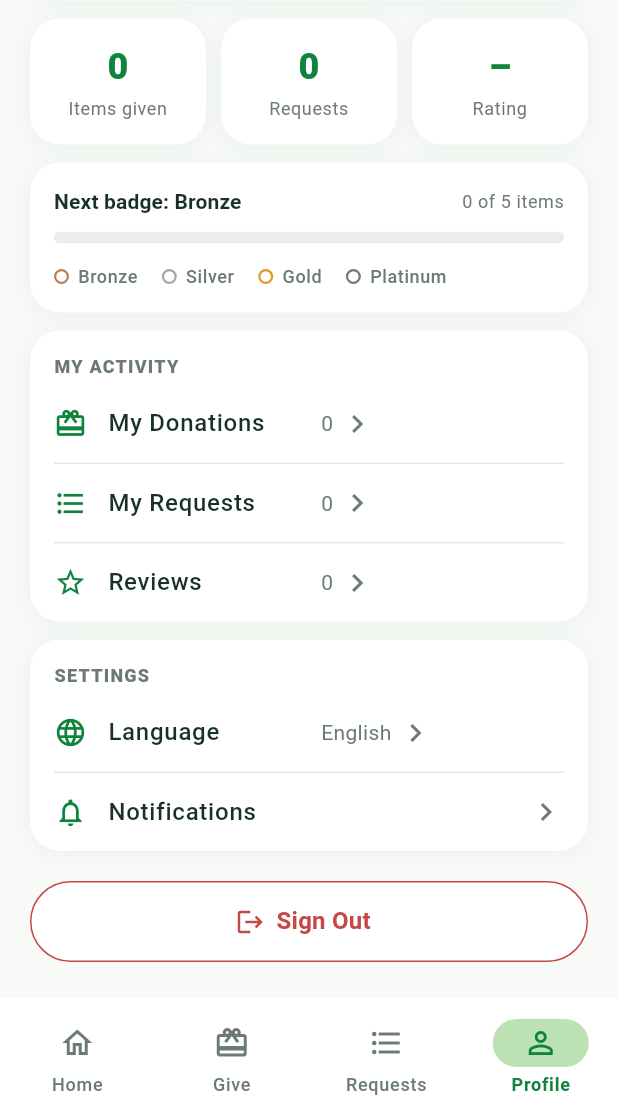
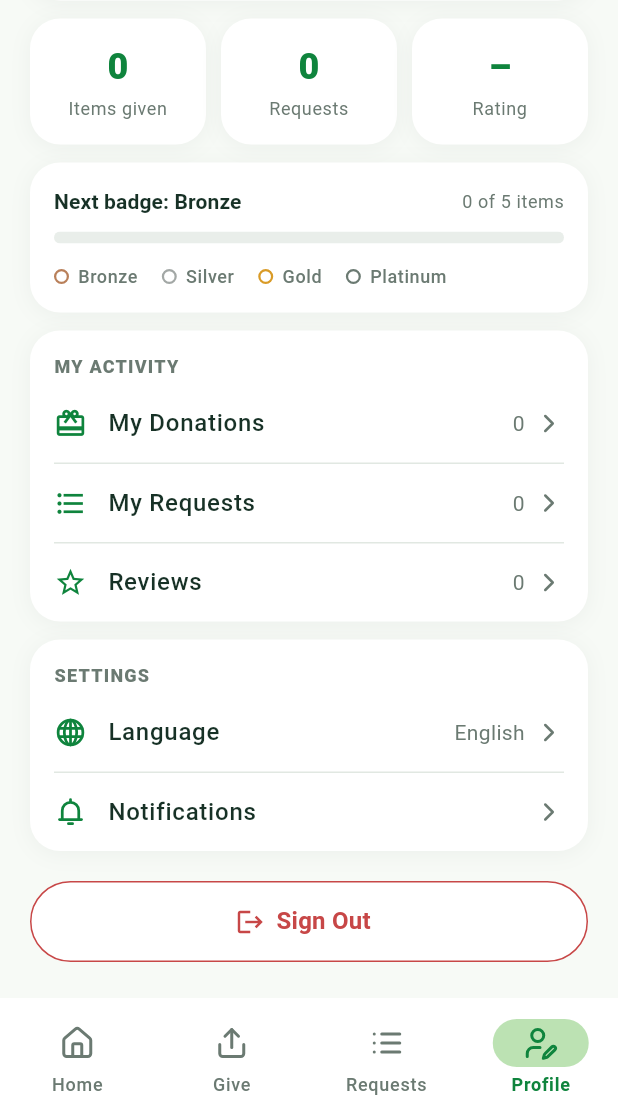
Before and after one commit to ShareLoop-Team/ShareLoop, a Flutter app: the _HomeShell screen opened directly, item 4 of the bottom bar chosen, scrolled down 316 dp, on a phone screen of 412 x 824 dp, the part 118-1236 px from its top. Run offline on Flutter 3.47's test engine with Material 3 defaults, Android fonts, the phone set to English and light mode, and no system bars; our stand-ins replace firebase_auth, firebase_core, flutter_svg, image_picker, share_plus; accounts and stored records are empty.

Commit message:
feat(ui): add a custom SVG icon set for navigation and settings
- AppIcon renders 2px rounded-stroke SVGs from assets/icons/ and follows
  the ambient IconTheme like a regular Icon
- New bottom navigation icons (Home, Give, Requests, Profile) and
  Language / Notifications icons in the profile settings
- Row arrows use a shared RowChevron, and profile menu values sit at the
  end of the row instead of mid-row

Co-Authored-By: Claude Opus 5.5 <noreply@anthropic.com>

```diff
--- a/lib/views/home/home_screen.dart
+++ b/lib/views/home/home_screen.dart
@@ -7,6 +7,7 @@ import '../../core/localization/generated/app_localizations.dart';
 import '../../core/routes/app_routes.dart';
 import '../../core/theme/app_theme.dart';
 import '../../widgets/category_chip.dart';
+import '../../widgets/app_icon.dart';
 import '../../widgets/segmented_toggle.dart';
 import '../give_away/create_give_away_screen.dart';
 import '../profile/profile_screen.dart';
@@ -110,19 +111,19 @@ class _HomeShellState extends State<_HomeShell> {
             onDestinationSelected: _onNavTap,
             destinations: [
               NavigationDestination(
-                icon: const Icon(Icons.home_outlined),
+                icon: const AppIcon(AppGlyph.home),
                 label: l10n.home,
               ),
               NavigationDestination(
-                icon: const Icon(Icons.card_giftcard_outlined),
+                icon: const AppIcon(AppGlyph.give),
                 label: l10n.homeGive,
               ),
               NavigationDestination(
-                icon: const Icon(Icons.format_list_bulleted),
+                icon: const AppIcon(AppGlyph.requests),
                 label: l10n.requests,
               ),
               NavigationDestination(
-                icon: const Icon(Icons.person_outline),
+                icon: const AppIcon(AppGlyph.profile),
                 label: l10n.profile,
               ),
             ],
--- a/lib/views/profile/my_donations_screen.dart
+++ b/lib/views/profile/my_donations_screen.dart
@@ -9,6 +9,7 @@ import '../../core/routes/app_routes.dart';
 import '../../core/utils/time_ago.dart';
 import '../../models/badge_model.dart';
 import '../../models/item_post_model.dart';
+import '../../widgets/app_icon.dart';
 import '../../widgets/illustrated_empty_state.dart';
 import '../../widgets/item_photo.dart';
 import '../../widgets/status_chip.dart';
@@ -215,7 +216,7 @@ class _DonationCard extends StatelessWidget {
               ],
             ),
           ),
-          const Icon(Icons.chevron_right, color: AppColors.textSecondary),
+          const RowChevron(),
         ],
       ),
     );
--- a/lib/views/profile/my_requests_screen.dart
+++ b/lib/views/profile/my_requests_screen.dart
@@ -7,6 +7,7 @@ import '../../core/localization/generated/app_localizations.dart';
 import '../../core/routes/app_routes.dart';
 import '../../core/utils/time_ago.dart';
 import '../../models/item_request_model.dart';
+import '../../widgets/app_icon.dart';
 import '../../widgets/illustrated_empty_state.dart';
 import '../../widgets/info_note.dart';
 import '../../widgets/status_chip.dart';
@@ -136,10 +137,7 @@ class _RequestCard extends StatelessWidget {
               ),
               if (onTap != null) ...[
                 const Spacer(),
-                const Icon(
-                  Icons.chevron_right,
-                  color: AppColors.textSecondary,
-                ),
+                const RowChevron(),
               ],
             ],
           ),
--- a/lib/views/profile/profile_screen.dart
+++ b/lib/views/profile/profile_screen.dart
@@ -12,6 +12,7 @@ import '../../core/routes/app_routes.dart';
 import '../../core/theme/app_theme.dart';
 import '../../models/badge_model.dart';
 import '../../models/user_model.dart';
+import '../../widgets/app_icon.dart';
 import '../../widgets/loading_indicator.dart';
 import '../../widgets/user_avatar.dart';
 
@@ -210,19 +211,19 @@ class _ProfileScreenState extends State<ProfileScreen> {
               title: l10n.profileMyActivity,
               tiles: [
                 _MenuTile(
-                  icon: Icons.card_giftcard_outlined,
+                  icon: const Icon(Icons.card_giftcard_outlined),
                   label: l10n.profileMyDonations,
                   trailing: '${profile.myPosts.length}',
                   onTap: () => _openRoute(AppRoutes.myDonations),
                 ),
                 _MenuTile(
-                  icon: Icons.format_list_bulleted,
+                  icon: const Icon(Icons.format_list_bulleted),
                   label: l10n.myRequests,
                   trailing: '${profile.myRequests.length}',
                   onTap: () => _openRoute(AppRoutes.myRequests),
                 ),
                 _MenuTile(
-                  icon: Icons.star_border,
+                  icon: const Icon(Icons.star_border),
                   label: l10n.profileReviews,
                   trailing: '${profile.myReviews.length}',
                   onTap: () => _openRoute(AppRoutes.myReviews),
@@ -235,17 +236,17 @@ class _ProfileScreenState extends State<ProfileScreen> {
                 title: l10n.profileAdmin,
                 tiles: [
                   _MenuTile(
-                    icon: Icons.people_outline,
+                    icon: const Icon(Icons.people_outline),
                     label: l10n.profileManageUsers,
                     onTap: () => _openRoute(AppRoutes.adminUsers),
                   ),
                   _MenuTile(
-                    icon: Icons.flag_outlined,
+                    icon: const Icon(Icons.flag_outlined),
                     label: l10n.profileModeratePosts,
                     onTap: () => _openRoute(AppRoutes.adminPosts),
                   ),
                   _MenuTile(
-                    icon: Icons.category_outlined,
+                    icon: const Icon(Icons.category_outlined),
                     label: l10n.profileManageCategories,
                     onTap: () => _openRoute(AppRoutes.adminCategories),
                   ),
@@ -257,13 +258,13 @@ class _ProfileScreenState extends State<ProfileScreen> {
               title: l10n.settings,
               tiles: [
                 _MenuTile(
-                  icon: Icons.language,
+                  icon: const AppIcon(AppGlyph.language),
                   label: l10n.language,
                   trailing: AppConstants.languageNames[languageCode],
                   onTap: () => _showLanguagePicker(l10n),
                 ),
                 _MenuTile(
-                  icon: Icons.notifications_none,
+                  icon: const AppIcon(AppGlyph.notifications),
                   label: l10n.profileNotifications,
                   onTap: () => ScaffoldMessenger.of(context).showSnackBar(
                     SnackBar(
@@ -702,7 +703,8 @@ class _MenuTile extends StatelessWidget {
     this.trailing,
   });
 
-  final IconData icon;
+  /// An [Icon] or [AppIcon]; sized and coloured by the tile.
+  final Widget icon;
   final String label;
   final VoidCallback onTap;
   final String? trailing;
@@ -716,7 +718,10 @@ class _MenuTile extends StatelessWidget {
         padding: const EdgeInsets.symmetric(horizontal: 16, vertical: 14),
         child: Row(
           children: [
-            Icon(icon, size: 22, color: AppColors.deepGreen),
+            IconTheme(
+              data: const IconThemeData(size: 22, color: AppColors.deepGreen),
+              child: icon,
+            ),
             const SizedBox(width: 14),
             Expanded(
               child: Text(
@@ -729,18 +734,23 @@ class _MenuTile extends StatelessWidget {
             ),
             if (trailing != null) ...[
               const SizedBox(width: 8),
-              Flexible(
+              // Capped rather than Flexible, so the label keeps all the
+              // spare width and the value + arrow sit at the row's end.
+              ConstrainedBox(
+                constraints: const BoxConstraints(maxWidth: 140),
                 child: Text(
                   trailing!,
+                  maxLines: 1,
                   overflow: TextOverflow.ellipsis,
+                  textAlign: TextAlign.end,
                   style: textTheme.bodyMedium?.copyWith(
                     color: AppColors.textSecondary,
                   ),
                 ),
               ),
             ],
-            const SizedBox(width: 4),
-            const Icon(Icons.chevron_right, color: AppColors.textSecondary),
+            const SizedBox(width: 6),
+            const RowChevron(),
           ],
         ),
       ),
--- /dev/null
+++ b/lib/widgets/app_icon.dart
@@ -0,0 +1,59 @@
+import 'package:flutter/material.dart';
+import 'package:flutter_svg/flutter_svg.dart';
+
+import '../core/constants/app_colors.dart';
+
+/// The app's custom glyphs, drawn as 2px rounded-stroke SVGs in
+/// `assets/icons/`.
+enum AppGlyph {
+  // Bottom navigation.
+  home,
+  give,
+  requests,
+  profile,
+
+  // Profile settings.
+  language,
+  notifications,
+
+  // "Opens a page" arrow at the end of list rows and cards.
+  chevron;
+
+  String get asset => 'assets/icons/$name.svg';
+}
+
+/// One custom icon. Takes its colour and size from the ambient [IconTheme],
+/// so it behaves like a regular [Icon] (e.g. it follows a navigation bar's
+/// selected / unselected styling).
+class AppIcon extends StatelessWidget {
+  const AppIcon(this.glyph, {super.key});
+
+  final AppGlyph glyph;
+
+  @override
+  Widget build(BuildContext context) {
+    final iconTheme = IconTheme.of(context);
+    final size = iconTheme.size ?? 24;
+    final color = iconTheme.color;
+    return SvgPicture.asset(
+      glyph.asset,
+      width: size,
+      height: size,
+      colorFilter:
+          color == null ? null : ColorFilter.mode(color, BlendMode.srcIn),
+    );
+  }
+}
+
+/// The grey arrow at the end of a row or card that opens another page.
+class RowChevron extends StatelessWidget {
+  const RowChevron({super.key});
+
+  @override
+  Widget build(BuildContext context) {
+    return const IconTheme(
+      data: IconThemeData(size: 20, color: AppColors.textSecondary),
+      child: AppIcon(AppGlyph.chevron),
+    );
+  }
+}
--- a/pubspec.yaml
+++ b/pubspec.yaml
@@ -81,6 +81,7 @@ flutter:
   #   - images/a_dot_ham.jpeg
   assets:
     - assets/images/
+    - assets/icons/
 
   # An image asset can refer to one or more resolution-specific "variants", see
   # https://flutter.dev/to/resolution-aware-images
```
Also changed, not shown: assets/icons/chevron.svg (added), assets/icons/give.svg (added), assets/icons/home.svg (added), assets/icons/language.svg (added), assets/icons/notifications.svg (added), assets/icons/profile.svg (added), assets/icons/requests.svg (added), 2 other files.
